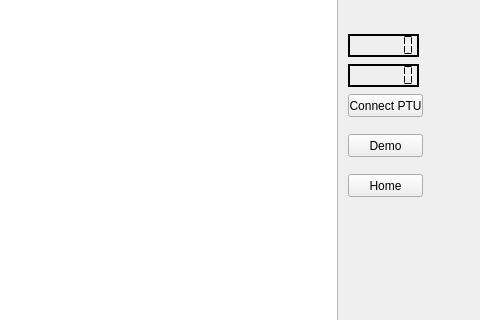
The window that TigerTracks/TigerTracks/main_window.ui (jerdman/SeaVipers) describes before a commit, drawn with Qt 5; both pictures show x 312 to 792 and y 163 to 483 of the 792 by 626 pixel window.
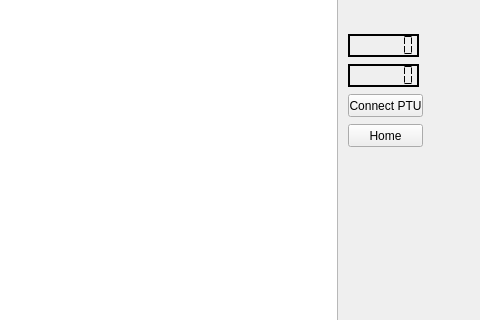
The same window after the commit.

Commit message: Added keyboard event capture to main window

Diff of the .ui file:
```diff
--- a/TigerTracks/TigerTracks/main_window.ui
+++ b/TigerTracks/TigerTracks/main_window.ui
@@ -129,24 +129,11 @@
      <string>Connect PTU</string>
     </property>
    </widget>
-   <widget class="QPushButton" name="demoPushButton">
-    <property name="geometry">
-     <rect>
-      <x>660</x>
-      <y>280</y>
-      <width>75</width>
-      <height>23</height>
-     </rect>
-    </property>
-    <property name="text">
-     <string>Demo</string>
-    </property>
-   </widget>
    <widget class="QPushButton" name="homePushButton">
     <property name="geometry">
      <rect>
       <x>660</x>
-      <y>320</y>
+      <y>270</y>
       <width>75</width>
       <height>23</height>
      </rect>
```
The commit also changes 5 other files.
